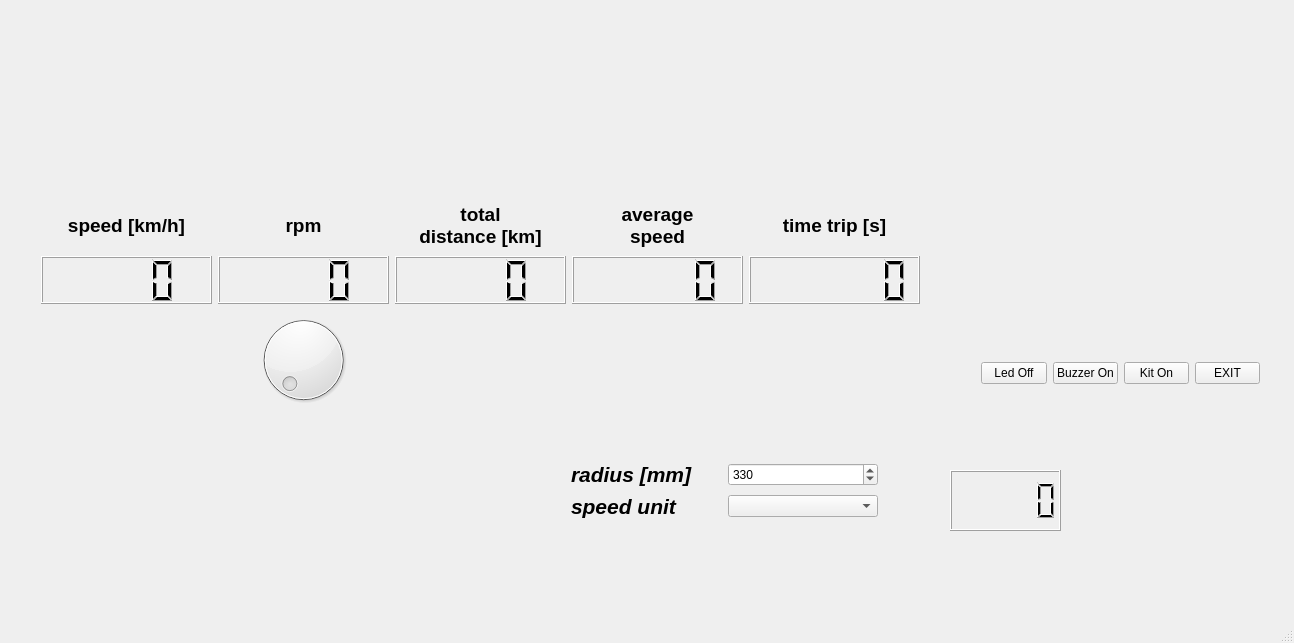
The window that mainwindow.ui (piotrw777/hall_sensor_gui) describes before a commit, drawn with Qt 5.
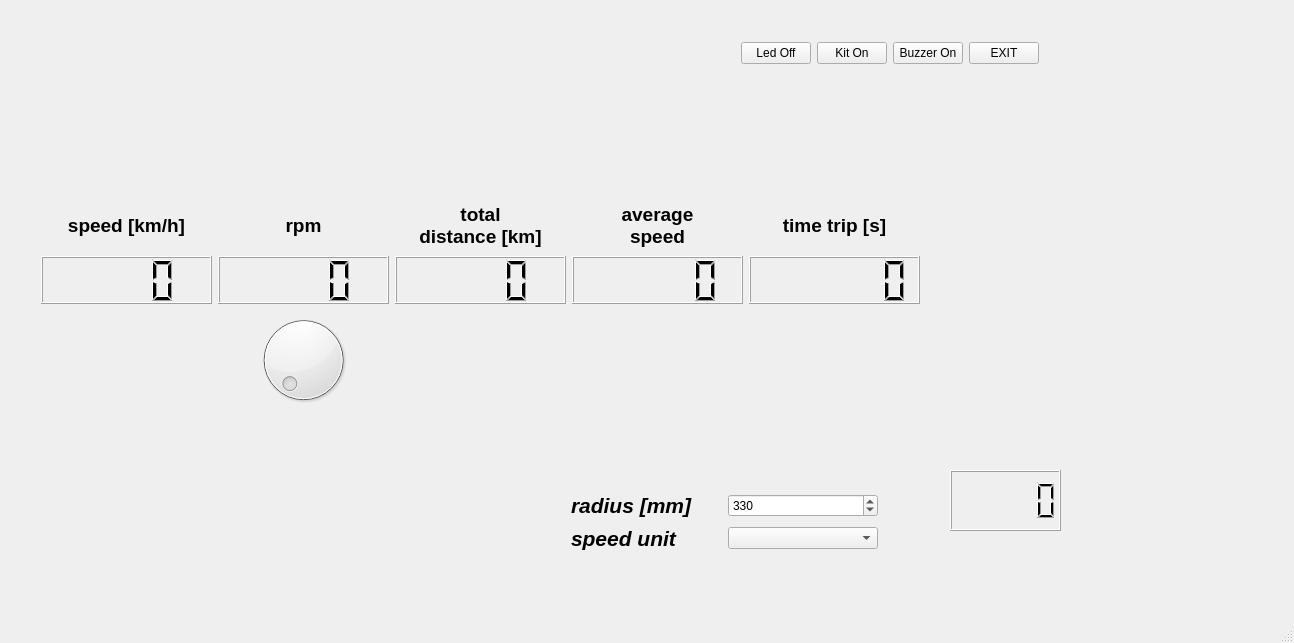
The same window after the commit. Custom widgets are drawn as their Qt base class.

Patch:
```diff
--- a/mainwindow.ui
+++ b/mainwindow.ui
@@ -188,9 +188,9 @@
    <widget class="QWidget" name="horizontalLayoutWidget">
     <property name="geometry">
      <rect>
-      <x>970</x>
-      <y>330</y>
-      <width>301</width>
+      <x>730</x>
+      <y>10</y>
+      <width>320</width>
       <height>87</height>
      </rect>
     </property>
@@ -202,13 +202,6 @@
        </property>
       </widget>
      </item>
-     <item>
-      <widget class="QPushButton" name="pushButton_buzzer">
-       <property name="text">
-        <string>Buzzer On</string>
-       </property>
-      </widget>
-     </item>
      <item>
       <widget class="QPushButton" name="pushButton_kit">
        <property name="text">
@@ -216,6 +209,13 @@
        </property>
       </widget>
      </item>
+     <item>
+      <widget class="QPushButton" name="pushButton_buzzer">
+       <property name="text">
+        <string>Buzzer On</string>
+       </property>
+      </widget>
+     </item>
      <item>
       <widget class="QPushButton" name="pushButton">
        <property name="text">
@@ -229,9 +229,9 @@
     <property name="geometry">
      <rect>
       <x>560</x>
-      <y>450</y>
+      <y>480</y>
       <width>329</width>
-      <height>81</height>
+      <height>84</height>
      </rect>
     </property>
     <layout class="QGridLayout" name="gridLayout_2">
```
Left out of the diff: 66 changed lines with no effect on the pictures.
